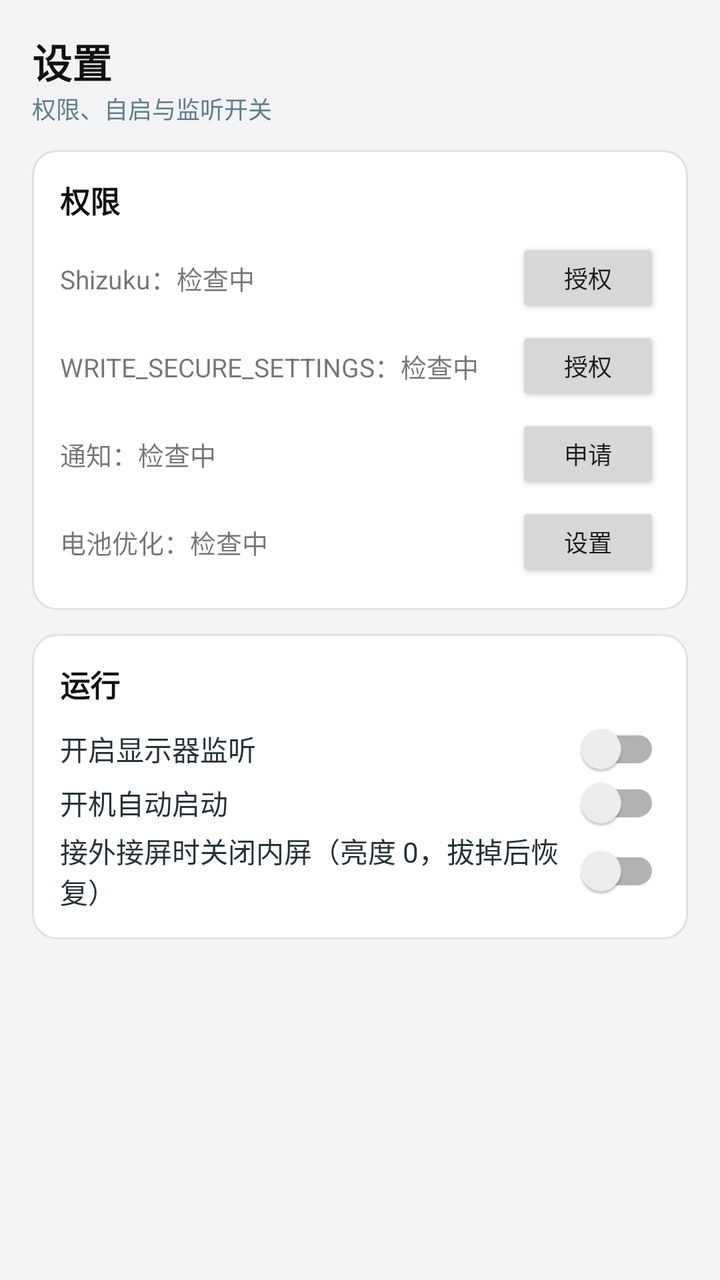
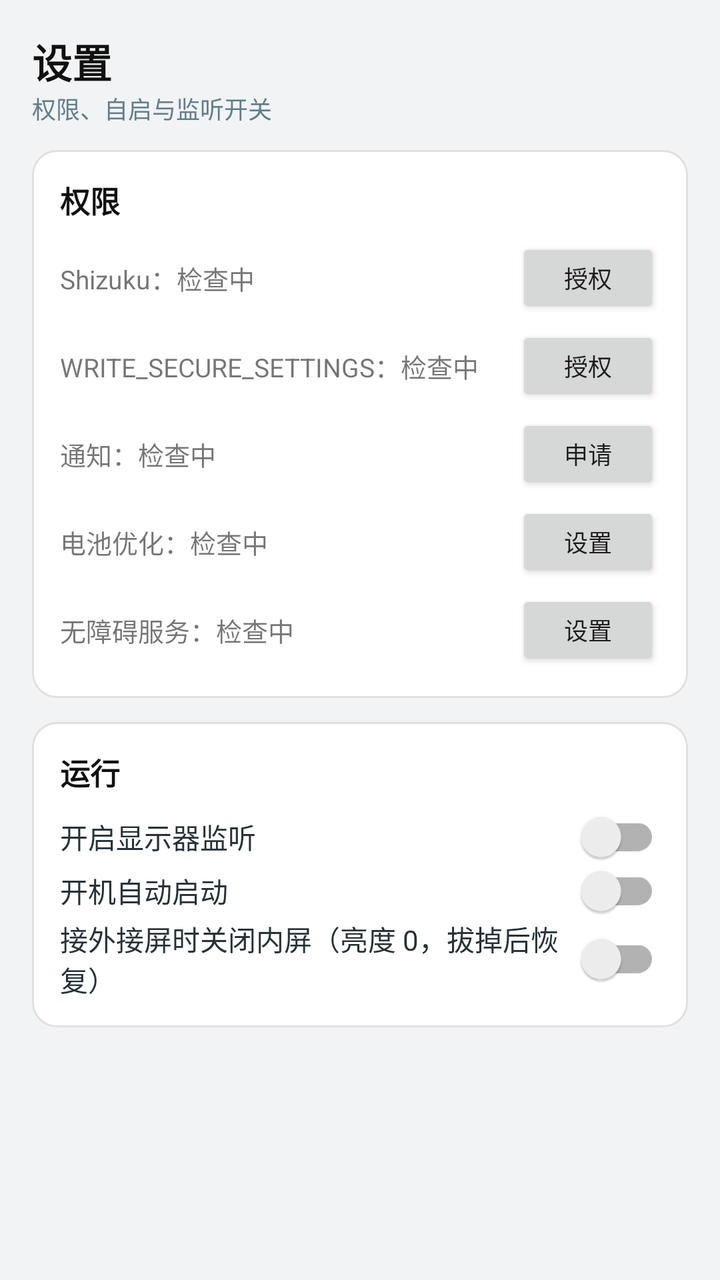

Before-and-after screenshots of an Android layout around one commit, followed by the original layout XML and the change that was made.
<!-- AndroidManifest.xml: application theme Theme.DockPilot -->
<!-- res/layout/page_settings.xml -->
<?xml version="1.0" encoding="utf-8"?>
<ScrollView xmlns:android="http://schemas.android.com/apk/res/android"
    android:layout_width="match_parent"
    android:layout_height="match_parent"
    android:background="#F2F3F5"
    android:fillViewport="true">

    <LinearLayout
        android:layout_width="match_parent"
        android:layout_height="wrap_content"
        android:orientation="vertical"
        android:padding="16dp">

        <TextView
            android:layout_width="wrap_content"
            android:layout_height="wrap_content"
            android:text="设置"
            android:textColor="#111111"
            android:textSize="20sp"
            android:textStyle="bold" />

        <TextView
            android:layout_width="wrap_content"
            android:layout_height="wrap_content"
            android:text="权限、自启与监听开关"
            android:textColor="#607D8B"
            android:textSize="12sp" />

        
        <LinearLayout
            android:layout_width="match_parent"
            android:layout_height="wrap_content"
            android:layout_marginTop="12dp"
            android:background="@drawable/bg_card"
            android:orientation="vertical"
            android:padding="14dp">

            <TextView
                android:layout_width="wrap_content"
                android:layout_height="wrap_content"
                android:text="权限"
                android:textColor="#111111"
                android:textSize="15sp"
                android:textStyle="bold" />

            <LinearLayout
                android:layout_width="match_parent"
                android:layout_height="wrap_content"
                android:layout_marginTop="8dp"
                android:gravity="center_vertical"
                android:orientation="horizontal">

                <TextView
                    android:id="@+id/tvShizukuState"
                    android:layout_width="0dp"
                    android:layout_height="wrap_content"
                    android:layout_weight="1"
                    android:text="Shizuku：检查中"
                    android:textSize="13sp" />

                <Button
                    android:id="@+id/btnShizuku"
                    android:layout_width="wrap_content"
                    android:layout_height="40dp"
                    android:minWidth="72dp"
                    android:text="授权"
                    android:textSize="12sp" />
            </LinearLayout>

            <LinearLayout
                android:layout_width="match_parent"
                android:layout_height="wrap_content"
                android:layout_marginTop="4dp"
                android:gravity="center_vertical"
                android:orientation="horizontal">

                <TextView
                    android:id="@+id/tvSecureState"
                    android:layout_width="0dp"
                    android:layout_height="wrap_content"
                    android:layout_weight="1"
                    android:text="WRITE_SECURE_SETTINGS：检查中"
                    android:textSize="13sp" />

                <Button
                    android:id="@+id/btnSecure"
                    android:layout_width="wrap_content"
                    android:layout_height="40dp"
                    android:minWidth="72dp"
                    android:text="授权"
                    android:textSize="12sp" />
            </LinearLayout>

            <LinearLayout
                android:layout_width="match_parent"
                android:layout_height="wrap_content"
                android:layout_marginTop="4dp"
                android:gravity="center_vertical"
                android:orientation="horizontal">

                <TextView
                    android:id="@+id/tvNotificationState"
                    android:layout_width="0dp"
                    android:layout_height="wrap_content"
                    android:layout_weight="1"
                    android:text="通知：检查中"
                    android:textSize="13sp" />

                <Button
                    android:id="@+id/btnNotification"
                    android:layout_width="wrap_content"
                    android:layout_height="40dp"
                    android:minWidth="72dp"
                    android:text="申请"
                    android:textSize="12sp" />
            </LinearLayout>

            <LinearLayout
                android:layout_width="match_parent"
                android:layout_height="wrap_content"
                android:layout_marginTop="4dp"
                android:gravity="center_vertical"
                android:orientation="horizontal">

                <TextView
                    android:id="@+id/tvBatteryState"
                    android:layout_width="0dp"
                    android:layout_height="wrap_content"
                    android:layout_weight="1"
                    android:text="电池优化：检查中"
                    android:textSize="13sp" />

                <Button
                    android:id="@+id/btnBattery"
                    android:layout_width="wrap_content"
                    android:layout_height="40dp"
                    android:minWidth="72dp"
                    android:text="设置"
                    android:textSize="12sp" />
            </LinearLayout>
        </LinearLayout>

        
        <LinearLayout
            android:layout_width="match_parent"
            android:layout_height="wrap_content"
            android:layout_marginTop="12dp"
            android:background="@drawable/bg_card"
            android:orientation="vertical"
            android:padding="14dp">

            <TextView
                android:layout_width="wrap_content"
                android:layout_height="wrap_content"
                android:text="运行"
                android:textColor="#111111"
                android:textSize="15sp"
                android:textStyle="bold" />

            <androidx.appcompat.widget.SwitchCompat
                android:id="@+id/swMonitor"
                android:layout_width="match_parent"
                android:layout_height="wrap_content"
                android:layout_marginTop="8dp"
                android:text="开启显示器监听"
                android:textColor="#263238"
                android:textSize="14sp" />

            <androidx.appcompat.widget.SwitchCompat
                android:id="@+id/swBoot"
                android:layout_width="match_parent"
                android:layout_height="wrap_content"
                android:text="开机自动启动"
                android:textColor="#263238"
                android:textSize="14sp" />

            <androidx.appcompat.widget.SwitchCompat
                android:id="@+id/swDimInternal"
                android:layout_width="match_parent"
                android:layout_height="wrap_content"
                android:text="接外接屏时关闭内屏（亮度 0，拔掉后恢复）"
                android:textColor="#263238"
                android:textSize="14sp" />
        </LinearLayout>
    </LinearLayout>
</ScrollView>
<!-- resources referenced by this layout -->
<resources>
  <!-- drawable bg_card (drawable) -->
  <?xml version="1.0" encoding="utf-8"?>
  <shape xmlns:android="http://schemas.android.com/apk/res/android"
      android:shape="rectangle">
      <solid android:color="#FFFFFF" />
      <corners android:radius="12dp" />
      <stroke
          android:width="1dp"
          android:color="#E0E0E0" />
  </shape>
  <style name="Theme.DockPilot" parent="Theme.AppCompat.Light.NoActionBar">
          <item name="colorPrimary">#2E7D32</item>
          <item name="colorPrimaryDark">#1B5E20</item>
          <item name="colorAccent">#43A047</item>
          <item name="android:windowBackground">#F2F3F5</item>
          
          <item name="android:windowLightStatusBar">true</item>
          <item name="android:windowLightNavigationBar">true</item>
      </style>
</resources>

<!-- the commit's change to res/layout/page_settings.xml (unified diff, before → after) -->
@@ -138,6 +138,30 @@
                     android:text="设置"
                     android:textSize="12sp" />
             </LinearLayout>
+
+            <LinearLayout
+                android:layout_width="match_parent"
+                android:layout_height="wrap_content"
+                android:layout_marginTop="4dp"
+                android:gravity="center_vertical"
+                android:orientation="horizontal">
+
+                <TextView
+                    android:id="@+id/tvAccessibilityState"
+                    android:layout_width="0dp"
+                    android:layout_height="wrap_content"
+                    android:layout_weight="1"
+                    android:text="无障碍服务：检查中"
+                    android:textSize="13sp" />
+
+                <Button
+                    android:id="@+id/btnAccessibility"
+                    android:layout_width="wrap_content"
+                    android:layout_height="40dp"
+                    android:minWidth="72dp"
+                    android:text="设置"
+                    android:textSize="12sp" />
+            </LinearLayout>
         </LinearLayout>
 
         
